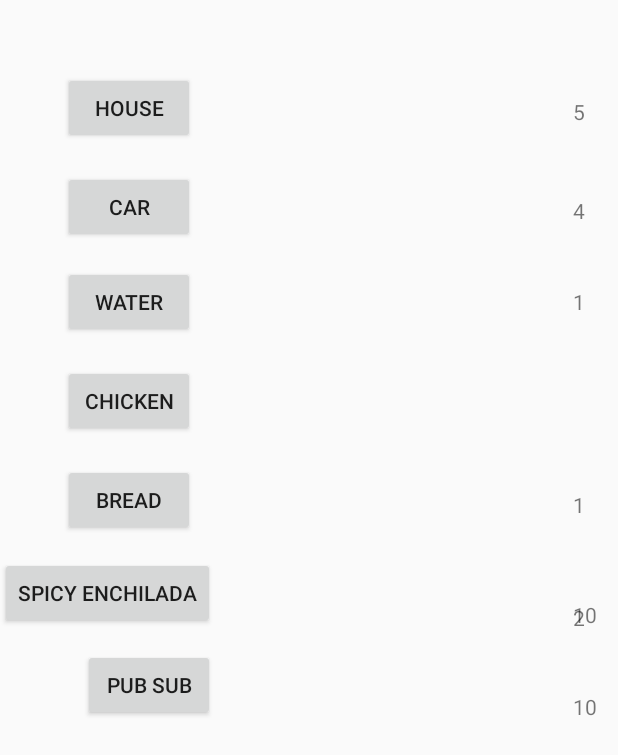
After one commit to jessiepullaro414/Software-Engineering-Final, an Android app: the layout marketplace_activity.xml on its own in the app's theme, with its tools: preview values and no code run, on a phone screen of 412 x 824 dp. The commit adds this screen. Shown: the top 755 px of the screen. Run offline under Robolectric (Android 15) with nearby library versions, the phone set to English and light mode, and no system bars.

Commit message:
Update 11/29/2017

```diff
--- a/app/src/main/java/com/example/jessiepullaro/softwareengineering/MarketPlaceActivity.java
+++ b/app/src/main/java/com/example/jessiepullaro/softwareengineering/MarketPlaceActivity.java
@@ -1,12 +1,26 @@
 package com.example.jessiepullaro.softwareengineering;
+
+import android.app.Activity;
+import android.content.Intent;
+import android.content.SharedPreferences;
+import android.os.Bundle;
+import android.view.View;
 
 /**
  * Created by slatercolteryahn on 11/28/17.
  */
 
-public class MarketPlaceActivity {
+public class MarketPlaceActivity extends Activity {
 
-    /*
+Intent i = new Intent(String.valueOf(MarketPlaceActivity.this));
+
+    public Integer housePrice = 5;
+    public Integer carPrice  = 4;
+    public Integer breadPrice = 1;
+    public Integer waterPrice  = 1;
+    public Integer chickenPrice  = 2;
+    public Integer spicyEnchiladaPrice = 10;
+    public Integer pubSubPrice = 10;
 
     public Integer house;
     public Integer car;
@@ -16,62 +30,71 @@ public class MarketPlaceActivity {
     public Integer spicyEnchilada;
     public Integer pubSub;
 
-     private void buyHouse(){
+    String strHouse;
+    String strCar;
+    String strBread;
+    String strWater;
+    String strChicken;
+    String strEnchilada;
+    String str
 
-          numCoins--;
-          house++;
-          PlaceHouseIntoDataBase();
+    SharedPreferences preferences;
+    SharedPreferences.Editor editor;
+
+
+    @Override
+    protected void onCreate(Bundle savedInstancesBundle)
+    {
+        super.onCreate(savedInstancesBundle);
+        setContentView(R.layout.marketplace_activity);
+
+        preferences = getApplicationContext().getSharedPreferences("data", MODE_PRIVATE);
+
+    }
+
+
+
+     public void onBuyHouse(View view){
+
+
 
      }
 
-     buyCar()
+    public void onBuyCar(View view)
      {
 
-          numCoins--;
-          car++;
-          PlaceCarIntoDataBase();
 
      }
 
-     buyBread()
+     public void onBuyBread(View view)
      {
 
-          numCoins--;
-          bread++;
-          PlaceBreadIntoDataBase();
+
      }
-     buyWater()
+    public void onBuyWater(View view)
      {
 
-          numCoins--;
-          water++;
-          PlaceWaterIntoDataBase();
+
 
      }
-     buyChicken()
+     public void onBuyChicken(View view)
      {
 
-          numCoins--;
-          chicken++;
-          PlaceChickenIntoDataBase();
+
      }
-     buySpicyEnchilada ()
+    public void onBuyEnchilada (View view)
      {
 
-          numCoins--;
-          spicyEnchilada++;
-          PlaceSpicyEnchiladaIntoDataBase();
+
      }
-     buyPubSub()
+    public void onBuyPubSub(View view)
      {
 
-          numCoins--;
-          pubSub++;
-          PlacePubSubIntoDataBase();
+
      }
 
 
 
 
-    */
+
 }
--- /dev/null
+++ b/app/src/main/res/layout/marketplace_activity.xml
@@ -0,0 +1,152 @@
+<?xml version="1.0" encoding="utf-8"?>
+<RelativeLayout xmlns:android="http://schemas.android.com/apk/res/android"
+    android:layout_width="match_parent" android:layout_height="match_parent">
+
+    <Button
+        android:id="@+id/button"
+        android:layout_width="wrap_content"
+        android:layout_height="wrap_content"
+        android:layout_alignParentLeft="true"
+        android:layout_alignParentStart="true"
+        android:layout_alignParentTop="true"
+        android:layout_marginLeft="42dp"
+        android:layout_marginStart="42dp"
+        android:layout_marginTop="48dp"
+        android:onClick="onBuyHouse"
+        android:text="@string/buy_house" />
+
+    <Button
+        android:id="@+id/button2"
+        android:layout_width="wrap_content"
+        android:layout_height="wrap_content"
+        android:layout_alignLeft="@+id/button"
+        android:layout_alignStart="@+id/button"
+        android:layout_below="@+id/button"
+        android:layout_marginTop="18dp"
+        android:onClick="onBuyCar"
+        android:text="@string/buy_car" />
+
+    <Button
+        android:id="@+id/button3"
+        android:layout_width="wrap_content"
+        android:layout_height="wrap_content"
+        android:layout_alignEnd="@+id/button2"
+        android:layout_alignRight="@+id/button2"
+        android:layout_below="@+id/button2"
+        android:layout_marginTop="15dp"
+        android:onClick="onBuyWater"
+        android:text="@string/buy_water" />
+
+    <Button
+        android:id="@+id/button4"
+        android:layout_width="wrap_content"
+        android:layout_height="wrap_content"
+        android:layout_alignEnd="@+id/button3"
+        android:layout_alignRight="@+id/button3"
+        android:layout_below="@+id/button3"
+        android:layout_marginTop="18dp"
+        android:onClick="onBuyChicken"
+        android:text="@string/buy_chicken" />
+
+    <Button
+        android:id="@+id/button5"
+        android:layout_width="wrap_content"
+        android:layout_height="wrap_content"
+        android:layout_alignLeft="@+id/button4"
+        android:layout_alignStart="@+id/button4"
+        android:layout_below="@+id/button4"
+        android:layout_marginTop="18dp"
+        android:onClick="onBuyBread"
+        android:text="@string/buy_bread" />
+
+    <Button
+        android:id="@+id/button6"
+        android:layout_width="wrap_content"
+        android:layout_height="wrap_content"
+        android:layout_alignParentLeft="true"
+        android:layout_alignParentStart="true"
+        android:layout_below="@+id/button5"
+        android:layout_marginTop="14dp"
+        android:onClick="onBuyEnchilada"
+        android:text="@string/buy_enchilada" />
+
+    <Button
+        android:id="@+id/button7"
+        android:layout_width="wrap_content"
+        android:layout_height="wrap_content"
+        android:layout_alignEnd="@+id/button6"
+        android:layout_alignRight="@+id/button6"
+        android:layout_below="@+id/button6"
+        android:layout_marginTop="13dp"
+        android:onClick="onBuyPubSub"
+        android:text="@string/buy_PubSub" />
+
+    <TextView
+        android:id="@+id/textView"
+        android:layout_width="wrap_content"
+        android:layout_height="wrap_content"
+        android:layout_above="@+id/button2"
+        android:layout_alignParentEnd="true"
+        android:layout_alignParentRight="true"
+        android:layout_marginBottom="12dp"
+        android:layout_marginEnd="22dp"
+        android:layout_marginRight="22dp"
+        android:text="@string/house_price" />
+
+    <TextView
+        android:id="@+id/textView2"
+        android:layout_width="wrap_content"
+        android:layout_height="wrap_content"
+        android:layout_above="@+id/button3"
+        android:layout_alignLeft="@+id/textView"
+        android:layout_alignStart="@+id/textView"
+        android:layout_marginBottom="12dp"
+        android:text="@string/car_price" />
+
+    <TextView
+        android:id="@+id/textView3"
+        android:layout_width="wrap_content"
+        android:layout_height="wrap_content"
+        android:layout_alignBaseline="@+id/button3"
+        android:layout_alignBottom="@+id/button3"
+        android:layout_alignLeft="@+id/textView2"
+        android:layout_alignStart="@+id/textView2"
+        android:text="@string/water_price" />
+
+    <TextView
+        android:id="@+id/textView4"
+        android:layout_width="wrap_content"
+        android:layout_height="wrap_content"
+        android:layout_alignLeft="@+id/textView3"
+        android:layout_alignStart="@+id/textView3"
+        android:layout_centerVertical="true"
+        android:text="@string/chicken_price" />
+
+    <TextView
+        android:id="@+id/textView5"
+        android:layout_width="wrap_content"
+        android:layout_height="wrap_content"
+        android:layout_above="@+id/button6"
+        android:layout_alignEnd="@+id/textView4"
+        android:layout_alignRight="@+id/textView4"
+        android:layout_marginBottom="11dp"
+        android:text="@string/bread_price" />
+
+    <TextView
+        android:id="@+id/textView6"
+        android:layout_width="wrap_content"
+        android:layout_height="wrap_content"
+        android:layout_above="@+id/button7"
+        android:layout_alignLeft="@+id/textView5"
+        android:layout_alignStart="@+id/textView5"
+        android:text="@string/enchilada_price" />
+
+    <TextView
+        android:id="@+id/textView7"
+        android:layout_width="wrap_content"
+        android:layout_height="wrap_content"
+        android:layout_alignBottom="@+id/button7"
+        android:layout_alignLeft="@+id/textView6"
+        android:layout_alignStart="@+id/textView6"
+        android:text="@string/pubSub_price" />
+</RelativeLayout>
--- a/app/src/main/res/values/strings.xml
+++ b/app/src/main/res/values/strings.xml
@@ -11,6 +11,23 @@
     <string name="error_incorrect_password">This password is incorrect</string>
     <string name="error_field_required">This field is required</string>
     <string name="permission_rationale">"Contacts permissions are needed for providing email
-        completions."
-    </string>
+        completions."</string>
+
+
+     <!-- String related to MarketPlace Activity -->
+    <string name="buy_house">House</string>
+    <string name="buy_car">Car</string>
+    <string name="buy_bread">Bread</string>
+    <string name="buy_water">Water</string>
+    <string name="buy_chicken">Chicken</string>
+    <string name="buy_enchilada">Spicy Enchilada</string>
+    <string name="buy_PubSub">Pub Sub</string>
+
+    <string name="house_price">5</string>
+    <string name="car_price">4</string>
+    <string name="bread_price">1</string>
+    <string name="water_price">1</string>
+    <string name="chicken_price">2</string>
+    <string name="enchilada_price">10</string>
+    <string name="pubSub_price">10</string>
 </resources>
```
